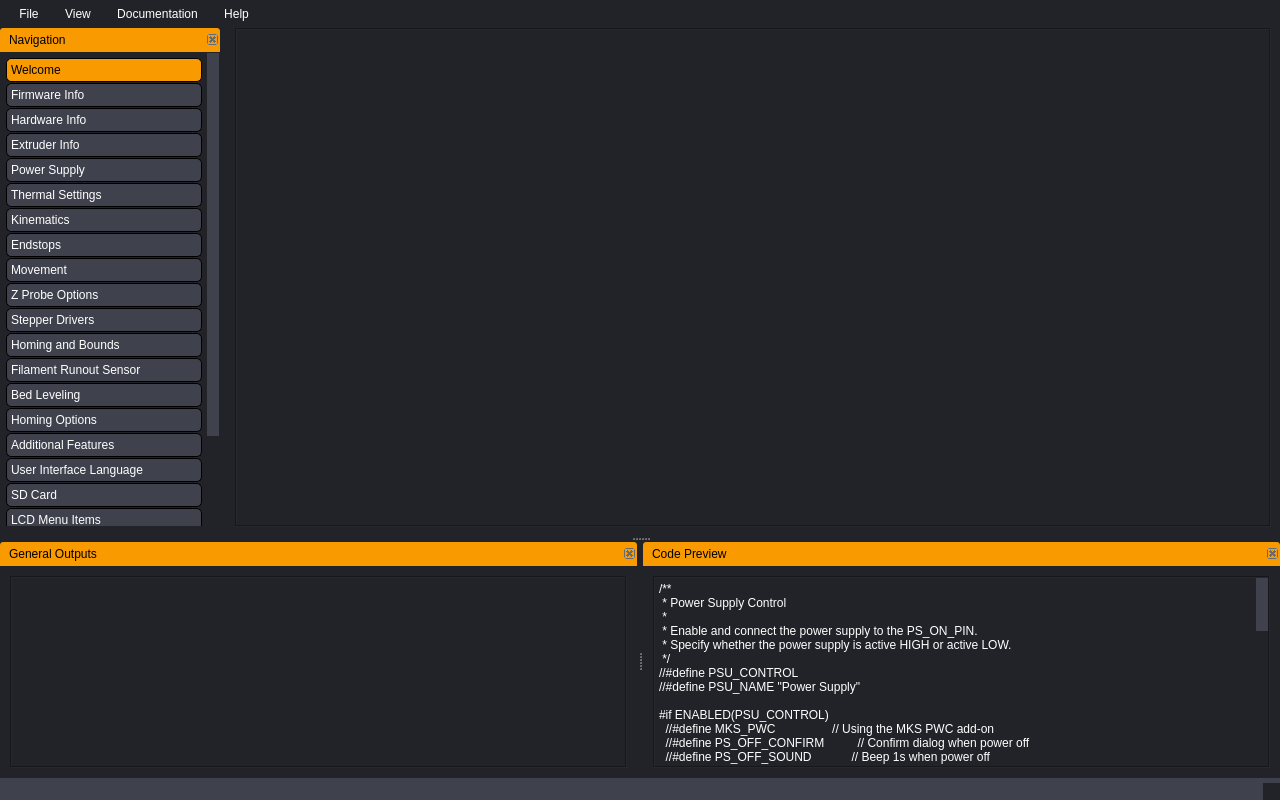
SimonBuxx/iloop-marlin-configurator, file gui/MainWindow.ui: the form before one commit.
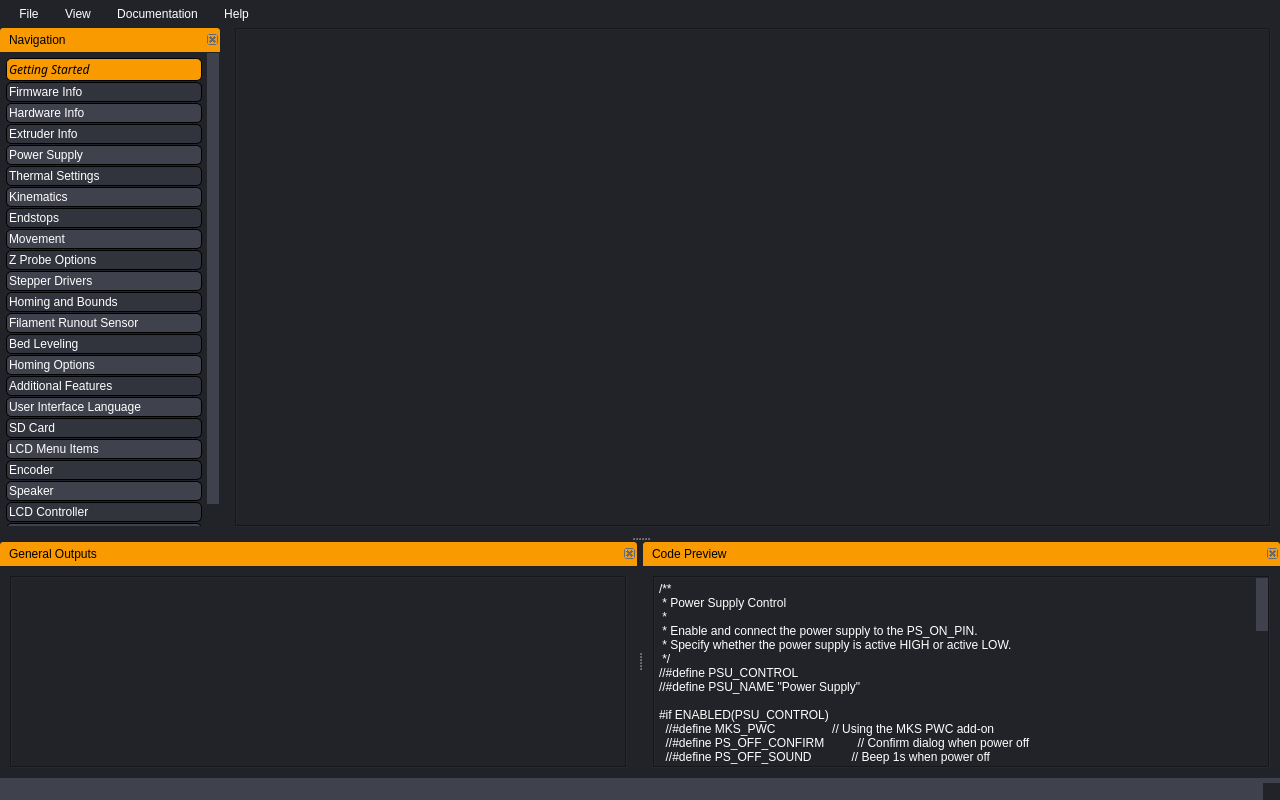
The form after the commit. Icons and pictures are not drawn. Custom widgets are drawn as their Qt base class.

Commit message: Removed CONFIGURATION_H_VERSION from firmware page + navigation UI updates

The edit to the form file:
```diff
--- a/gui/MainWindow.ui
+++ b/gui/MainWindow.ui
@@ -852,7 +852,7 @@
      <string notr="true">QPushButton {
 	background: rgb(63, 65, 77);
 	color: white;
-	padding: 4px;
+	padding: 2px;
     border: 1px solid black;
     border-radius: 5px;
 	text-align: left;
@@ -918,7 +918,7 @@
           <x>0</x>
           <y>0</y>
           <width>206</width>
-          <height>723</height>
+          <height>631</height>
          </rect>
         </property>
         <property name="layoutDirection">
@@ -945,11 +945,17 @@
          </property>
          <item>
           <widget class="QPushButton" name="uWelcomeTabButton">
+           <property name="font">
+            <font>
+             <family>Source Sans Pro</family>
+             <italic>true</italic>
+            </font>
+           </property>
            <property name="styleSheet">
             <string notr="true"/>
            </property>
            <property name="text">
-            <string>Welcome</string>
+            <string>Getting Started</string>
            </property>
            <property name="icon">
             <iconset resource="../resources/resources.qrc">
@@ -975,7 +981,9 @@
          <item>
           <widget class="QPushButton" name="uFirmwareTabButton">
            <property name="styleSheet">
-            <string notr="true"/>
+            <string notr="true">QPushButton:!checked:!hover {
+	background: rgb(50, 52, 61);
+}</string>
            </property>
            <property name="text">
             <string>Firmware Info</string>
@@ -1026,6 +1034,11 @@
          </item>
          <item>
           <widget class="QPushButton" name="uExtruderTabButton">
+           <property name="styleSheet">
+            <string notr="true">QPushButton:!checked:!hover {
+	background: rgb(50, 52, 61);
+}</string>
+           </property>
            <property name="text">
             <string>Extruder Info</string>
            </property>
@@ -1072,6 +1085,11 @@
          </item>
          <item>
           <widget class="QPushButton" name="pushButton_2">
+           <property name="styleSheet">
+            <string notr="true">QPushButton:!checked:!hover {
+	background: rgb(50, 52, 61);
+}</string>
+           </property>
            <property name="text">
             <string>Thermal Settings</string>
            </property>
@@ -1112,6 +1130,11 @@
          </item>
          <item>
           <widget class="QPushButton" name="pushButton_4">
+           <property name="styleSheet">
+            <string notr="true">QPushButton:!checked:!hover {
+	background: rgb(50, 52, 61);
+}</string>
+           </property>
            <property name="text">
             <string>Endstops</string>
            </property>
@@ -1152,6 +1175,11 @@
          </item>
          <item>
           <widget class="QPushButton" name="pushButton_6">
+           <property name="styleSheet">
+            <string notr="true">QPushButton:!checked:!hover {
+	background: rgb(50, 52, 61);
+}</string>
+           </property>
            <property name="text">
             <string>Z Probe Options</string>
            </property>
@@ -1192,6 +1220,11 @@
          </item>
          <item>
           <widget class="QPushButton" name="pushButton_8">
+           <property name="styleSheet">
+            <string notr="true">QPushButton:!checked:!hover {
+	background: rgb(50, 52, 61);
+}</string>
+           </property>
            <property name="text">
             <string>Homing and Bounds</string>
            </property>
@@ -1232,6 +1265,11 @@
          </item>
          <item>
           <widget class="QPushButton" name="pushButton_11">
+           <property name="styleSheet">
+            <string notr="true">QPushButton:!checked:!hover {
+	background: rgb(50, 52, 61);
+}</string>
+           </property>
            <property name="text">
             <string>Bed Leveling</string>
            </property>
@@ -1272,6 +1310,11 @@
          </item>
          <item>
           <widget class="QPushButton" name="pushButton_9">
+           <property name="styleSheet">
+            <string notr="true">QPushButton:!checked:!hover {
+	background: rgb(50, 52, 61);
+}</string>
+           </property>
            <property name="text">
             <string>Additional Features</string>
            </property>
@@ -1312,6 +1355,11 @@
          </item>
          <item>
           <widget class="QPushButton" name="pushButton_14">
+           <property name="styleSheet">
+            <string notr="true">QPushButton:!checked:!hover {
+	background: rgb(50, 52, 61);
+}</string>
+           </property>
            <property name="text">
             <string>SD Card</string>
            </property>
@@ -1352,6 +1400,11 @@
          </item>
          <item>
           <widget class="QPushButton" name="pushButton_16">
+           <property name="styleSheet">
+            <string notr="true">QPushButton:!checked:!hover {
+	background: rgb(50, 52, 61);
+}</string>
+           </property>
            <property name="text">
             <string>Encoder</string>
            </property>
@@ -1392,6 +1445,11 @@
          </item>
          <item>
           <widget class="QPushButton" name="pushButton_18">
+           <property name="styleSheet">
+            <string notr="true">QPushButton:!checked:!hover {
+	background: rgb(50, 52, 61);
+}</string>
+           </property>
            <property name="text">
             <string>LCD Controller</string>
            </property>
```
Left out of the diff: 4 changed lines with no effect on the pictures. The commit also changes 2 other files.
